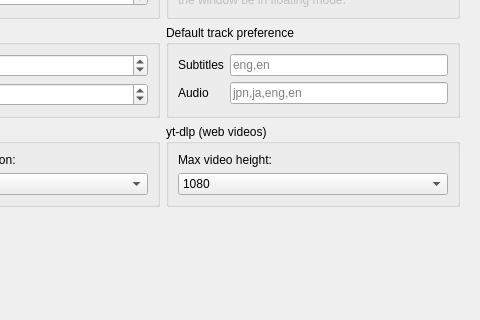
First picture: the form in src/settingswindow.ui, repository mpc-qt/mpc-qt, before the edit; both pictures show x 416 to 896 and y 176 to 496 of the 896 by 666 pixel window.
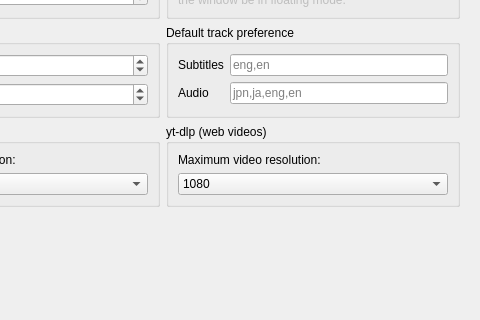
Second picture: the form after the edit. The open tabs and pages were chosen to show the change. Custom widgets are drawn as their Qt base class.

Commit message: yt-dlp: sort by res instead of filtering by height

```diff
--- a/src/settingswindow.ui
+++ b/src/settingswindow.ui
@@ -1557,7 +1557,7 @@
               <item>
                <widget class="QLabel" name="ytdlpLabel">
                 <property name="text">
-                 <string>Max video height:</string>
+                 <string>Maximum video resolution:</string>
                 </property>
                </widget>
               </item>
```
The commit also changes 3 other files.
